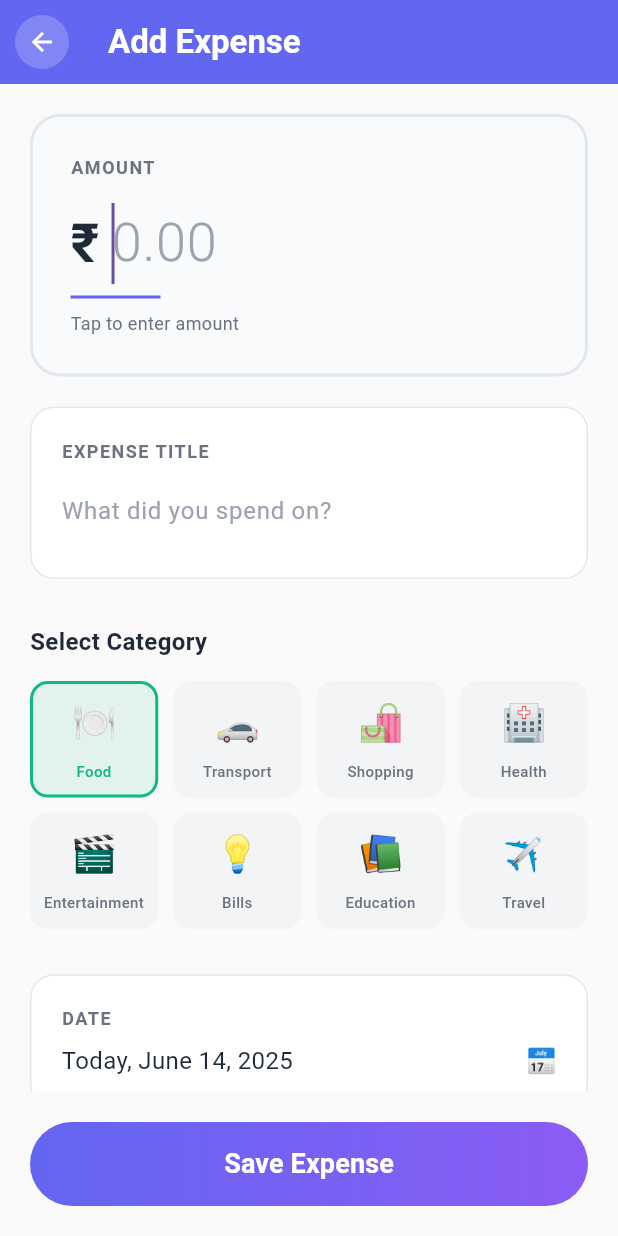
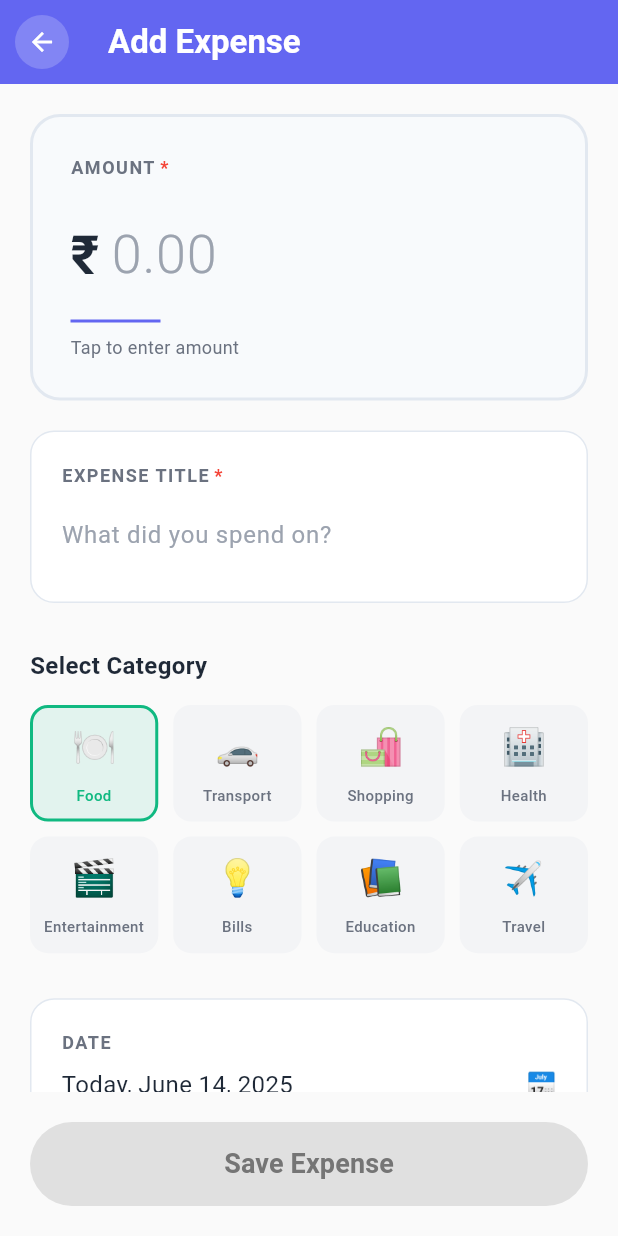
Before and after one commit to kanch231004/ExpenseTracker, a Flutter app: the screen it shows after launch, after a tap on the "add" icon, on a phone screen of 412 x 824 dp. Run offline on Flutter 3.47's test engine with Material 3 defaults, Android fonts, the phone set to English and light mode, and no system bars.

Commit message:
display user input data from enter expense screen

```diff
--- a/lib/screens/add_expense_screen.dart
+++ b/lib/screens/add_expense_screen.dart
@@ -1,3 +1,4 @@
+import 'package:expense_tracker/services/expense_service.dart';
 import 'package:flutter/material.dart';
 import 'package:flutter/services.dart';
 import 'package:intl/intl.dart';
@@ -13,8 +14,30 @@ class AddExpenseScreen extends StatefulWidget {
 class _AddExpenseScreenState extends State<AddExpenseScreen> {
   final _titleController = TextEditingController();
   final _amountController = TextEditingController();
+  final ExpenseService _expenseService = ExpenseService();
+
   ExpenseCategory _selectedCategory = ExpenseCategory.food;
   DateTime _selectedDate = DateTime.now();
+
+  // Validation states
+  bool get _isFormValid {
+    return _titleController.text.trim().isNotEmpty &&
+        _amountController.text.trim().isNotEmpty &&
+        _isValidAmount;
+  }
+
+  bool get _isValidAmount {
+    final amount = double.tryParse(_amountController.text);
+    return amount != null && amount > 0;
+  }
+
+  @override
+  void initState() {
+    super.initState();
+    // Listen to text changes to update button state
+    _titleController.addListener(() => setState(() {}));
+    _amountController.addListener(() => setState(() {}));
+  }
 
   @override
   void dispose() {
@@ -47,8 +70,7 @@ class _AddExpenseScreenState extends State<AddExpenseScreen> {
         foregroundColor: Colors.white,
         elevation: 0,
       ),
-      body: SafeArea(
-        child: Column(
+      body: Column(
         children: [
           Expanded(
             child: SingleChildScrollView(
@@ -56,7 +78,6 @@ class _AddExpenseScreenState extends State<AddExpenseScreen> {
               child: Column(
                 crossAxisAlignment: CrossAxisAlignment.start,
                 children: [
-                    // All your existing content stays the same until the Save Button
                   // Amount Input Section
                   Container(
                     width: double.infinity,
@@ -65,12 +86,17 @@ class _AddExpenseScreenState extends State<AddExpenseScreen> {
                       color: const Color(0xFFF8FAFC),
                       borderRadius: BorderRadius.circular(20),
                       border: Border.all(
-                          color: const Color(0xFFE2E8F0),
+                        color:
+                            _amountController.text.isNotEmpty && !_isValidAmount
+                            ? Colors.red
+                            : const Color(0xFFE2E8F0),
                         width: 2,
                       ),
                     ),
                     child: Column(
                       crossAxisAlignment: CrossAxisAlignment.start,
+                      children: [
+                        Row(
                           children: [
                             const Text(
                               'AMOUNT',
@@ -80,6 +106,16 @@ class _AddExpenseScreenState extends State<AddExpenseScreen> {
                                 color: Color(0xFF6B7280),
                                 letterSpacing: 1,
                               ),
+                            ),
+                            const Text(
+                              ' *',
+                              style: TextStyle(
+                                fontSize: 12,
+                                fontWeight: FontWeight.w600,
+                                color: Colors.red,
+                              ),
+                            ),
+                          ],
                         ),
                         const SizedBox(height: 15),
                         Row(
@@ -95,24 +131,9 @@ class _AddExpenseScreenState extends State<AddExpenseScreen> {
                             ),
                             const SizedBox(width: 8),
                             Expanded(
-                                child: GestureDetector(
-                                  onTap: () {
-                                    FocusScope.of(
-                                      context,
-                                    ).requestFocus(FocusNode());
-                                  },
                               child: TextFormField(
                                 controller: _amountController,
-                                    autofocus: true,
-                                    keyboardType:
-                                        const TextInputType.numberWithOptions(
-                                          decimal: true,
-                                        ),
-                                    inputFormatters: [
-                                      FilteringTextInputFormatter.allow(
-                                        RegExp(r'^\d+\.?\d{0,2}'),
-                                      ),
-                                    ],
+                                keyboardType: TextInputType.number,
                                 style: const TextStyle(
                                   fontSize: 36,
                                   fontWeight: FontWeight.w300,
@@ -126,8 +147,6 @@ class _AddExpenseScreenState extends State<AddExpenseScreen> {
                                     color: Color(0xFF9CA3AF),
                                   ),
                                   border: InputBorder.none,
-                                      contentPadding: EdgeInsets.zero,
-                                    ),
                                 ),
                               ),
                             ),
@@ -137,14 +156,24 @@ class _AddExpenseScreenState extends State<AddExpenseScreen> {
                         Container(
                           height: 2,
                           width: 60,
-                            color: const Color(0xFF6366F1),
+                          color:
+                              _amountController.text.isNotEmpty &&
+                                  !_isValidAmount
+                              ? Colors.red
+                              : const Color(0xFF6366F1),
                         ),
                         const SizedBox(height: 8),
-                          const Text(
-                            'Tap to enter amount',
+                        Text(
+                          _amountController.text.isNotEmpty && !_isValidAmount
+                              ? 'Please enter a valid amount'
+                              : 'Tap to enter amount',
                           style: TextStyle(
                             fontSize: 12,
-                              color: Color(0xFF6B7280),
+                            color:
+                                _amountController.text.isNotEmpty &&
+                                    !_isValidAmount
+                                ? Colors.red
+                                : const Color(0xFF6B7280),
                           ),
                         ),
                       ],
@@ -165,7 +194,9 @@ class _AddExpenseScreenState extends State<AddExpenseScreen> {
                     child: Column(
                       crossAxisAlignment: CrossAxisAlignment.start,
                       children: [
-                          const Text(
+                        const Row(
+                          children: [
+                            Text(
                               'EXPENSE TITLE',
                               style: TextStyle(
                                 fontSize: 12,
@@ -174,10 +205,19 @@ class _AddExpenseScreenState extends State<AddExpenseScreen> {
                                 letterSpacing: 1,
                               ),
                             ),
+                            Text(
+                              ' *',
+                              style: TextStyle(
+                                fontSize: 12,
+                                fontWeight: FontWeight.w600,
+                                color: Colors.red,
+                              ),
+                            ),
+                          ],
+                        ),
                         const SizedBox(height: 8),
-                          TextField(
+                        TextFormField(
                           controller: _titleController,
-                            textInputAction: TextInputAction.done,
                           style: const TextStyle(
                             fontSize: 16,
                             color: Color(0xFF1F2937),
@@ -189,7 +229,6 @@ class _AddExpenseScreenState extends State<AddExpenseScreen> {
                               color: Color(0xFF9CA3AF),
                             ),
                             border: InputBorder.none,
-                              contentPadding: EdgeInsets.zero,
                           ),
                         ),
                       ],
@@ -307,50 +346,53 @@ class _AddExpenseScreenState extends State<AddExpenseScreen> {
                                   color: Color(0xFF1F2937),
                                 ),
                               ),
-                                const Text(
-                                  '📅',
-                                  style: TextStyle(fontSize: 16),
-                                ),
+                              const Text('📅', style: TextStyle(fontSize: 16)),
                             ],
                           ),
                         ],
                       ),
                     ),
                   ),
+
+                  const SizedBox(height: 20),
                 ],
               ),
             ),
           ),
           // Save Button - Fixed at bottom
-            Container(
+          Padding(
             padding: const EdgeInsets.all(20),
             child: SizedBox(
               width: double.infinity,
               height: 56,
               child: Container(
                 decoration: BoxDecoration(
-                    gradient: const LinearGradient(
+                  gradient: _isFormValid
+                      ? const LinearGradient(
                           colors: [Color(0xFF6366F1), Color(0xFF8B5CF6)],
                           begin: Alignment.centerLeft,
                           end: Alignment.centerRight,
-                    ),
+                        )
+                      : null,
+                  color: _isFormValid ? null : Colors.grey[300],
                   borderRadius: BorderRadius.circular(28),
                 ),
                 child: ElevatedButton(
-                    onPressed: _saveExpense,
+                  onPressed: _isFormValid ? _saveExpense : null,
                   style: ElevatedButton.styleFrom(
                     backgroundColor: Colors.transparent,
                     shadowColor: Colors.transparent,
                     shape: RoundedRectangleBorder(
                       borderRadius: BorderRadius.circular(28),
                     ),
+                    disabledBackgroundColor: Colors.transparent,
                   ),
-                    child: const Text(
+                  child: Text(
                     'Save Expense',
                     style: TextStyle(
                       fontSize: 18,
                       fontWeight: FontWeight.w600,
-                        color: Colors.white,
+                      color: _isFormValid ? Colors.white : Colors.grey[600],
                     ),
                   ),
                 ),
@@ -358,7 +400,6 @@ class _AddExpenseScreenState extends State<AddExpenseScreen> {
             ),
           ),
         ],
-        ),
       ),
     );
   }
@@ -405,38 +446,20 @@ class _AddExpenseScreenState extends State<AddExpenseScreen> {
   }
 
   void _saveExpense() {
-    if (_titleController.text.trim().isEmpty) {
-      ScaffoldMessenger.of(context).showSnackBar(
-        const SnackBar(
-          content: Text('Please enter an expense title'),
-          backgroundColor: Colors.red,
-        ),
+    if (!_isFormValid) return;
+
+    final amount = double.parse(_amountController.text);
+
+    final newExpense = Expense(
+      id: DateTime.now().millisecondsSinceEpoch.toString(),
+      title: _titleController.text.trim(),
+      amount: amount,
+      category: _selectedCategory,
+      date: _selectedDate,
     );
-      return;
-    }
 
-    if (_amountController.text.trim().isEmpty) {
-      ScaffoldMessenger.of(context).showSnackBar(
-        const SnackBar(
-          content: Text('Please enter an amount'),
-          backgroundColor: Colors.red,
-        ),
-      );
-      return;
-    }
+    _expenseService.addExpense(newExpense);
 
-    final amount = double.tryParse(_amountController.text);
-    if (amount == null || amount <= 0) {
-      ScaffoldMessenger.of(context).showSnackBar(
-        const SnackBar(
-          content: Text('Please enter a valid amount'),
-          backgroundColor: Colors.red,
-        ),
-      );
-      return;
-    }
-
-    // For now, just show success and go back
     ScaffoldMessenger.of(context).showSnackBar(
       const SnackBar(
         content: Text('Expense saved successfully!'),
@@ -444,6 +467,6 @@ class _AddExpenseScreenState extends State<AddExpenseScreen> {
       ),
     );
 
-    Navigator.pop(context);
+    Navigator.pop(context, true); // Return true to indicate success
   }
 }
--- a/lib/screens/expense_list.dart
+++ b/lib/screens/expense_list.dart
@@ -1,7 +1,8 @@
 import 'package:flutter/material.dart';
 import 'package:intl/intl.dart';
 import '../models/expense.dart';
-import 'package:expense_tracker/screens/add_expense_screen.dart';
+import '../services/expense_service.dart';
+import 'add_expense_screen.dart';
 import '../widgets/banner_card.dart';
 
 class ExpenseListScreen extends StatefulWidget {
@@ -12,51 +13,12 @@ class ExpenseListScreen extends StatefulWidget {
 }
 
 class _ExpenseListScreenState extends State<ExpenseListScreen> {
-  final List<Expense> _expenses = [
-    // Sample data matching our design
-    Expense(
-      id: '1',
-      title: 'Lunch at Cafe',
-      amount: 320,
-      category: ExpenseCategory.food,
-      date: DateTime.now(),
-    ),
-    Expense(
-      id: '2',
-      title: 'Uber Ride',
-      amount: 180,
-      category: ExpenseCategory.transport,
-      date: DateTime.now().subtract(const Duration(days: 1)),
-    ),
-    Expense(
-      id: '3',
-      title: 'Grocery Shopping',
-      amount: 2540,
-      category: ExpenseCategory.shopping,
-      date: DateTime.now().subtract(const Duration(days: 2)),
-    ),
-    Expense(
-      id: '4',
-      title: 'Electricity Bill',
-      amount: 1850,
-      category: ExpenseCategory.bills,
-      date: DateTime.now().subtract(const Duration(days: 4)),
-    ),
-    Expense(
-      id: '5',
-      title: 'Movie Tickets',
-      amount: 600,
-      category: ExpenseCategory.entertainment,
-      date: DateTime.now().subtract(const Duration(days: 5)),
-    ),
-  ];
-
-  double get totalAmount {
-    return _expenses.fold(0, (sum, expense) => sum + expense.amount);
-  }
+  final ExpenseService _expenseService = ExpenseService();
 
   @override
   Widget build(BuildContext context) {
+    final expenses = _expenseService.expenses;
+
     return Scaffold(
       backgroundColor: Colors.grey[50],
       appBar: AppBar(
@@ -69,13 +31,19 @@ class _ExpenseListScreenState extends State<ExpenseListScreen> {
         elevation: 0,
         actions: [
           IconButton(
-            onPressed: () {
-              Navigator.push(
+            onPressed: () async {
+              // Wait for result and refresh the screen
+              final result = await Navigator.push(
                 context,
                 MaterialPageRoute(
                   builder: (context) => const AddExpenseScreen(),
                 ),
               );
+
+              // Refresh the screen when coming back
+              if (result == true) {
+                setState(() {});
+              }
             },
             icon: Container(
               padding: const EdgeInsets.all(8),
@@ -93,20 +61,49 @@ class _ExpenseListScreenState extends State<ExpenseListScreen> {
           // Monthly Summary Card
           GenericBannerCard(
             title: "This Month's Spending",
-            amount: totalAmount,
-            subtitle: '${_expenses.length} transactions',
+            amount: _expenseService.totalAmount,
+            subtitle: expenses.isEmpty
+                ? 'No transactions yet'
+                : '${expenses.length} transaction${expenses.length == 1 ? '' : 's'}',
           ),
-
           // Expense List
           Expanded(
-            child: ListView.builder(
-              padding: const EdgeInsets.symmetric(horizontal: 20),
-              itemCount: _expenses.length,
-              itemBuilder: (context, index) {
-                final expense = _expenses[index];
-                return _buildExpenseItem(expense);
-              },
+            child: expenses.isEmpty
+                ? _buildEmptyState()
+                : ListView.builder(
+                    padding: const EdgeInsets.symmetric(horizontal: 20),
+                    itemCount: expenses.length,
+                    itemBuilder: (context, index) {
+                      final expense = expenses[index];
+                      return _buildExpenseItem(expense);
+                    },
+                  ),
+          ),
+        ],
+      ),
+    );
+  }
+
+  Widget _buildEmptyState() {
+    return Center(
+      child: Column(
+        mainAxisAlignment: MainAxisAlignment.center,
+        children: [
+          Icon(Icons.receipt_long_outlined, size: 80, color: Colors.grey[400]),
+          const SizedBox(height: 16),
+          Text(
+            'No expenses yet',
+            style: TextStyle(
+              fontSize: 20,
+              fontWeight: FontWeight.w600,
+              color: Colors.grey[600],
             ),
+          ),
+          const SizedBox(height: 8),
+          Text(
+            'Tap the + button to add your first expense',
+            style: TextStyle(fontSize: 16, color: Colors.grey[500]),
+            textAlign: TextAlign.center,
           ),
         ],
       ),
--- /dev/null
+++ b/lib/services/expense_service.dart
@@ -0,0 +1,23 @@
+import '../models/expense.dart';
+
+class ExpenseService {
+  static final ExpenseService _instance = ExpenseService._internal();
+  factory ExpenseService() => _instance;
+  ExpenseService._internal();
+
+  final List<Expense> _expenses = [];
+
+  List<Expense> get expenses => List.unmodifiable(_expenses);
+
+  void addExpense(Expense expense) {
+    _expenses.insert(0, expense); // Add to beginning for newest first
+  }
+
+  void removeExpense(String id) {
+    _expenses.removeWhere((expense) => expense.id == id);
+  }
+
+  double get totalAmount {
+    return _expenses.fold(0, (sum, expense) => sum + expense.amount);
+  }
+}
```
Also changed, not shown: lib/widgets/expense_item_widget.dart (added, +128 -0 lines). Lines whose indentation alone changed are shown as unchanged.
